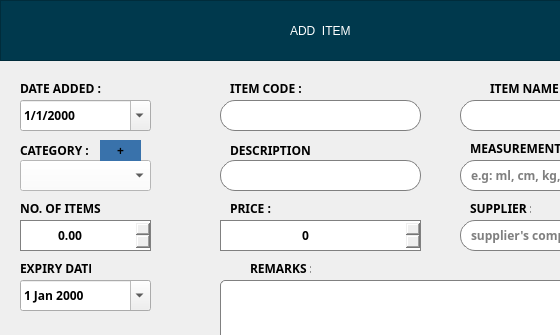
Qt form AddStock.ui (codydon/shopify) before a commit; both pictures show x 0 to 560 and y 0 to 335 of the 781 by 424 pixel window.
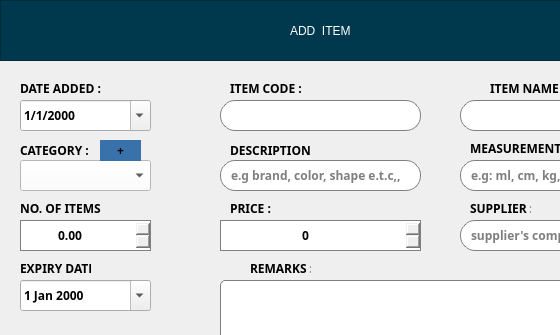
The same form after that commit.

Diff of the .ui file:
```diff
--- a/AddStock.ui
+++ b/AddStock.ui
@@ -503,7 +503,7 @@
     <string notr="true"/>
    </property>
    <property name="placeholderText">
-    <string/>
+    <string>e.g brand, color, shape e.t.c,,</string>
    </property>
   </widget>
   <widget class="QLabel" name="label_10">
```
